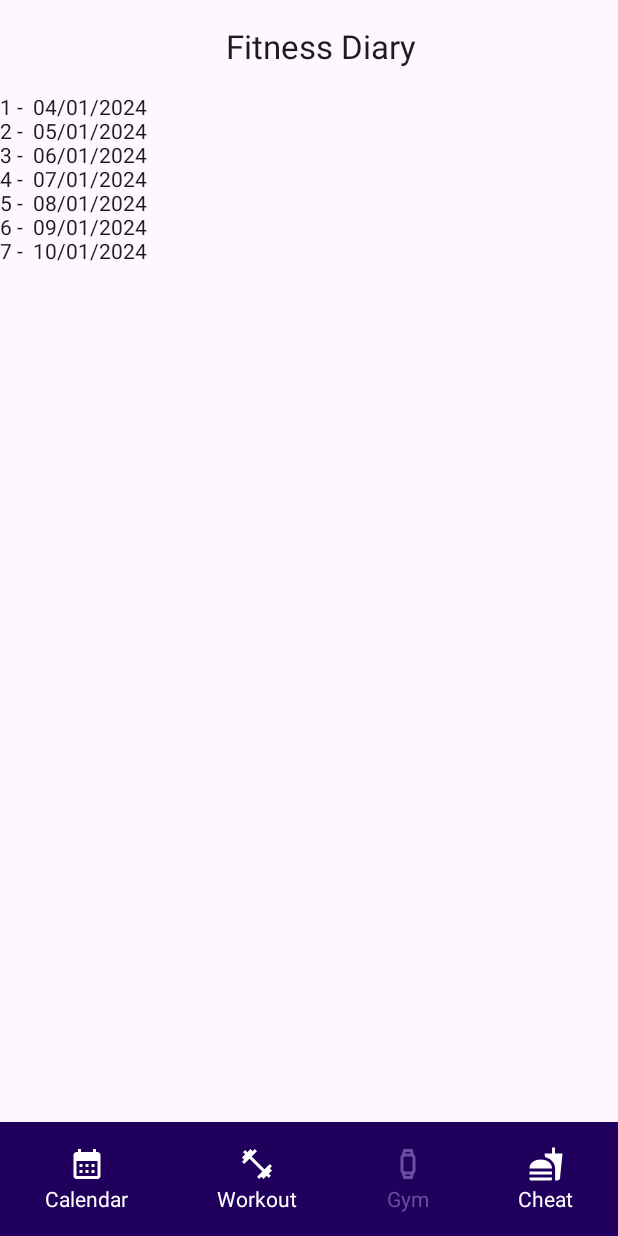
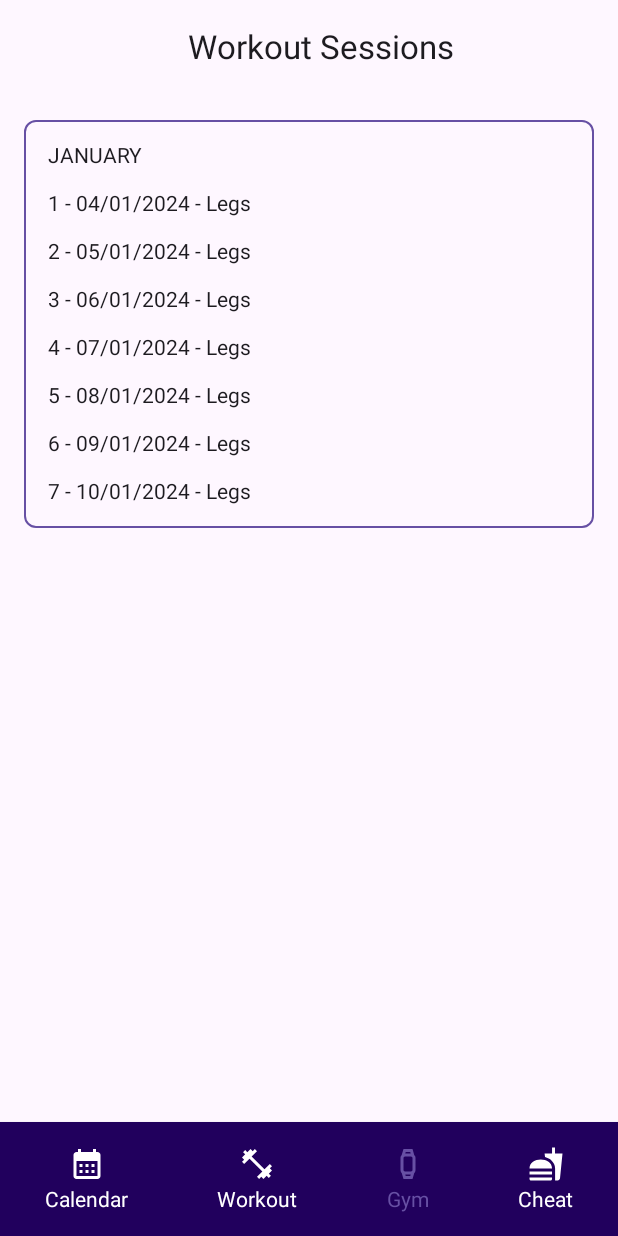
Before and after one commit to NontasPapapadopoulos/Fitness-routine, an Android app built with Jetpack Compose: the @Preview function GymSessionsContentPreview, on a phone screen of 412 x 824 dp. Run offline under Robolectric (Android 15) with nearby library versions, the phone set to English and light mode, and no system bars; our stand-ins replace Dagger/Hilt's generated code.

Commit message:
fix gym and cheat meal screens. improve add exercise dialog butons

```diff
--- a/app/src/main/AndroidManifest.xml
+++ b/app/src/main/AndroidManifest.xml
@@ -7,9 +7,7 @@
         android:allowBackup="true"
         android:dataExtractionRules="@xml/data_extraction_rules"
         android:fullBackupContent="@xml/backup_rules"
-        android:icon="@mipmap/ic_launcher"
         android:label="@string/app_name"
-        android:roundIcon="@mipmap/ic_launcher_round"
         android:supportsRtl="true"
         android:theme="@style/Theme.Fitnessroutine"
         tools:targetApi="31">
--- a/app/src/main/java/com/example/fitness_routine/data/datasource/DailyRoutineDataSource.kt
+++ b/app/src/main/java/com/example/fitness_routine/data/datasource/DailyRoutineDataSource.kt
@@ -69,7 +69,8 @@ class DailyRoutineDataSourceImpl @Inject constructor(
         gymNotes = "",
         sleepQuality = "",
         litersOfWater = "",
-        musclesTrained = ""
+        musclesTrained = "",
+        meal = ""
     )
 
 
--- a/app/src/main/java/com/example/fitness_routine/data/entity/DailyReportDataEntity.kt
+++ b/app/src/main/java/com/example/fitness_routine/data/entity/DailyReportDataEntity.kt
@@ -20,5 +20,6 @@ data class DailyReportDataEntity(
     val gymNotes: String,
     val sleepQuality: String, // from 1 to 5
     val litersOfWater: String,
-    val musclesTrained: String
+    val musclesTrained: String,
+    val meal: String
 )
--- a/app/src/main/java/com/example/fitness_routine/data/mapper/DailyReportMapper.kt
+++ b/app/src/main/java/com/example/fitness_routine/data/mapper/DailyReportMapper.kt
@@ -19,7 +19,8 @@ fun DailyReportDataEntity.toDomain(): DailyReportDomainEntity = DailyReportDomai
     litersOfWater = litersOfWater,
     musclesTrained = musclesTrained.toList(),
     cardioMinutes = cardioMinutes,
-    date = date.toDate()
+    date = date.toDate(),
+    meal = meal
 )
 
 
@@ -34,5 +35,6 @@ fun DailyReportDomainEntity.toData(): DailyReportDataEntity = DailyReportDataEnt
     litersOfWater = litersOfWater,
     musclesTrained = musclesTrained.convertToString(),
     cardioMinutes = cardioMinutes,
-    date = date.toTimeStamp()
+    date = date.toTimeStamp(),
+    meal = meal
 )
--- a/app/src/main/java/com/example/fitness_routine/domain/entity/DailyReportDomainEntity.kt
+++ b/app/src/main/java/com/example/fitness_routine/domain/entity/DailyReportDomainEntity.kt
@@ -12,5 +12,6 @@ data class DailyReportDomainEntity(
     val gymNotes: String,
     val sleepQuality: String, // from 1 to 5
     val litersOfWater: String,
-    val musclesTrained: List<String>
+    val musclesTrained: List<String>,
+    val meal: String
 )
--- a/app/src/main/java/com/example/fitness_routine/presentation/navigation/RootNavGraph.kt
+++ b/app/src/main/java/com/example/fitness_routine/presentation/navigation/RootNavGraph.kt
@@ -103,7 +103,6 @@ fun RootNavGraph(
         ) {
             GymSessionsScreen(
                 navigateToScreen = {
-
                     when (it) {
                         Screen.Calendar,
                         Screen.Cheat -> { navController.navigate(it.name) { launchSingleTop = true } }
@@ -111,7 +110,8 @@ fun RootNavGraph(
                         else -> {}
                     }
 
-                }
+                },
+                navigateToWorkoutScreen = { date -> navController.navigate(Screen.Workout.params(date)) }
             )
         }
 
--- a/app/src/main/java/com/example/fitness_routine/presentation/ui/screen/gym/GymSessionsScreen.kt
+++ b/app/src/main/java/com/example/fitness_routine/presentation/ui/screen/gym/GymSessionsScreen.kt
@@ -1,12 +1,20 @@
 package com.example.fitness_routine.presentation.ui.screen.gym
 
 import android.widget.Toast
+import androidx.compose.foundation.border
+import androidx.compose.foundation.clickable
 import androidx.compose.foundation.layout.Arrangement
 import androidx.compose.foundation.layout.Column
 import androidx.compose.foundation.layout.Row
+import androidx.compose.foundation.layout.Spacer
 import androidx.compose.foundation.layout.fillMaxWidth
+import androidx.compose.foundation.layout.height
 import androidx.compose.foundation.layout.padding
+import androidx.compose.foundation.rememberScrollState
+import androidx.compose.foundation.shape.RoundedCornerShape
+import androidx.compose.foundation.verticalScroll
 import androidx.compose.material3.ExperimentalMaterial3Api
+import androidx.compose.material3.MaterialTheme
 import androidx.compose.material3.Scaffold
 import androidx.compose.material3.Text
 import androidx.compose.material3.TopAppBar
@@ -18,6 +26,7 @@ import androidx.compose.ui.platform.LocalContext
 import androidx.compose.ui.semantics.contentDescription
 import androidx.compose.ui.semantics.semantics
 import androidx.compose.ui.tooling.preview.Preview
+import androidx.compose.ui.unit.dp
 import androidx.hilt.navigation.compose.hiltViewModel
 import androidx.lifecycle.compose.collectAsStateWithLifecycle
 import com.example.fitness_routine.domain.entity.DailyReportDomainEntity
@@ -25,7 +34,10 @@ import com.example.fitness_routine.domain.entity.enums.Muscle
 import com.example.fitness_routine.presentation.component.BottomBar
 import com.example.fitness_routine.presentation.component.LoadingBox
 import com.example.fitness_routine.presentation.navigation.Screen
+import com.example.fitness_routine.presentation.ui.theme.contentSpacing2
+import com.example.fitness_routine.presentation.ui.theme.contentSpacing4
 import com.example.fitness_routine.presentation.util.toFormattedDate
+import com.example.fitness_routine.presentation.util.toTimeStamp
 import java.time.LocalDate
 import java.time.ZoneId
 import java.util.Date
@@ -35,6 +47,7 @@ import java.util.Date
 fun GymSessionsScreen(
     viewModel: GymSessionsViewModel = hiltViewModel(),
     navigateToScreen: (Screen) -> Unit,
+    navigateToWorkoutScreen: (Long) -> Unit
 ) {
 
     val context = LocalContext.current
@@ -54,7 +67,8 @@ fun GymSessionsScreen(
         is GymSessionsState.Content -> {
             GymSessionsContent(
                 content = state,
-                navigateToScreen = navigateToScreen
+                navigateToScreen = navigateToScreen,
+                navigateToWorkoutScreen = { navigateToWorkoutScreen(it) }
             )
         }
         GymSessionsState.Idle -> {
@@ -70,7 +84,8 @@ fun GymSessionsScreen(
 @Composable
 private fun GymSessionsContent(
     content: GymSessionsState.Content,
-    navigateToScreen: (Screen) -> Unit
+    navigateToScreen: (Screen) -> Unit,
+    navigateToWorkoutScreen: (Long) -> Unit
 ) {
     Scaffold(
         topBar = {
@@ -80,8 +95,7 @@ private fun GymSessionsContent(
                         modifier = Modifier.fillMaxWidth(),
                         horizontalArrangement = Arrangement.SpaceAround
                     ) {
-                        Text(text = "Fitness Diary")
-
+                        Text(text = "Workout Sessions")
                     }
                 },
 
@@ -98,22 +112,65 @@ private fun GymSessionsContent(
         Column(
             modifier = Modifier
                 .fillMaxWidth()
-                .padding(it)
-                .semantics { contentDescription = Screen.Gym.name },
+                .verticalScroll(rememberScrollState())
+                .padding(contentSpacing4)
+                .padding(it),
+            //.semantics { contentDescription = Screen.Gym.name },
 
-            ) {
+        ) {
 
-            content.dailyReports
-                .filter { it.performedWorkout }
-                .map { it.date }
-                .forEachIndexed { index, date ->
+            SessionsContainer(
+                content.dailyReports,
+                navigateToWorkoutScreen = { navigateToWorkoutScreen(it) }
+            )
 
-                    Text(text = "${index +1} -  ${date.toFormattedDate()}")
-                }
         }
     }
 }
 
+
+@Composable
+private fun SessionsContainer(
+    reports: List<DailyReportDomainEntity>,
+    navigateToWorkoutScreen: (Long) -> Unit
+) {
+
+    val monthGroups = reports
+        .filter { it.performedWorkout }
+        .groupBy {
+            val localDate = it.date.toInstant().atZone(ZoneId.systemDefault()).toLocalDate()
+            localDate.month
+        }
+
+    monthGroups.onEachIndexed { _, entry ->
+        Column(
+            modifier = Modifier
+                .fillMaxWidth()
+                .border(
+                    width = 1.dp,
+                    color = MaterialTheme.colorScheme.primary,
+                    shape = RoundedCornerShape(contentSpacing2)
+                )
+                .padding(contentSpacing4)
+
+        ) {
+            Text(text = entry.key.name)
+            Spacer(modifier = Modifier.height(contentSpacing4))
+
+            entry.value.onEachIndexed { index, report ->
+                Text(
+                    text = "${index + 1} - ${report.date.toFormattedDate()} - ${report.musclesTrained.joinToString()}",
+                    modifier = Modifier.clickable { navigateToWorkoutScreen(report.date.toTimeStamp()) }
+                )
+
+                if (index < entry.value.size -1 )
+                    Spacer(modifier = Modifier.height(contentSpacing4))
+
+            }
+        }
+        Spacer(modifier = Modifier.height(contentSpacing2))
+    }
+}
 
 
 
@@ -124,7 +181,8 @@ private fun GymSessionsContentPreview() {
         content = GymSessionsState.Content(
             dailyReports = generateReports()
         ),
-        navigateToScreen = {}
+        navigateToScreen = {},
+        navigateToWorkoutScreen = {}
     )
 }
 
@@ -142,7 +200,8 @@ private fun generateReports(): List<DailyReportDomainEntity> {
             sleepQuality = "4",
             proteinGrams = "120",
             cardioMinutes = "30",
-            date = date
+            date = date,
+            meal = ""
         )
     }
 }
--- a/app/src/main/java/com/example/fitness_routine/presentation/ui/screen/report/ReportViewModel.kt
+++ b/app/src/main/java/com/example/fitness_routine/presentation/ui/screen/report/ReportViewModel.kt
@@ -93,6 +93,7 @@ open class ReportViewModel @Inject constructor(
                     Field.TrainedMuscles -> state.dailyReport.copy(musclesTrained = it.value.toList())
                     Field.CardioMinutes -> state.dailyReport.copy(cardioMinutes = it.value)
                     Field.ProteinGrams -> state.dailyReport.copy(proteinGrams = it.value)
+                    Field.CheatMeal -> state.dailyReport.copy(meal = it.value)
                 }
 
                 updateReport.execute(UpdateDailyReport.Params(dailyReport))
@@ -105,6 +106,7 @@ open class ReportViewModel @Inject constructor(
 
                 val dailyReport = state.dailyReport
                 val updatedMuscles = dailyReport.musclesTrained
+                    .filterNot { it.isEmpty() }
                     .toMutableList()
                     .apply {
                         if (contains(it.muscle)) remove(it.muscle) else add(it.muscle)
@@ -164,5 +166,6 @@ enum class Field {
     LitersOfWater,
     TrainedMuscles,
     CardioMinutes,
-    ProteinGrams
+    ProteinGrams,
+    CheatMeal
 }
--- a/app/src/main/java/com/example/fitness_routine/presentation/util/Extension.kt
+++ b/app/src/main/java/com/example/fitness_routine/presentation/util/Extension.kt
@@ -37,6 +37,12 @@ fun Date.toFormattedDate(): String {
     return formatter.format(this)
 }
 
+//fun Date.format(): Date {
+//    val formatter = SimpleDateFormat("dd/MM/yyyy", Locale.getDefault())
+//    val formattedDateString = formatter.format(this)
+//    return formatter.parse(formattedDateString)!!
+//}
+
 
 fun String.toList(): List<String> = this.split(",").map { it.trim() }
 
--- a/app/src/main/res/values/themes.xml
+++ b/app/src/main/res/values/themes.xml
@@ -2,4 +2,5 @@
 <resources>
 
     <style name="Theme.Fitnessroutine" parent="android:Theme.Material.Light.NoActionBar" />
+
 </resources>
```
Also changed, not shown: app/build.gradle (+8 -11 lines), app/src/main/java/com/example/fitness_routine/presentation/ui/screen/calendar/CalendarScreen.kt (+7 -11 lines), app/src/main/java/com/example/fitness_routine/presentation/ui/screen/cheat/CheatMealsScreen.kt (+51 -10 lines), app/src/main/java/com/example/fitness_routine/presentation/ui/screen/report/ReportScreen.kt (+42 -7 lines), app/src/main/java/com/example/fitness_routine/presentation/ui/screen/workout/WorkoutScreen.kt (+26 -13 lines).
